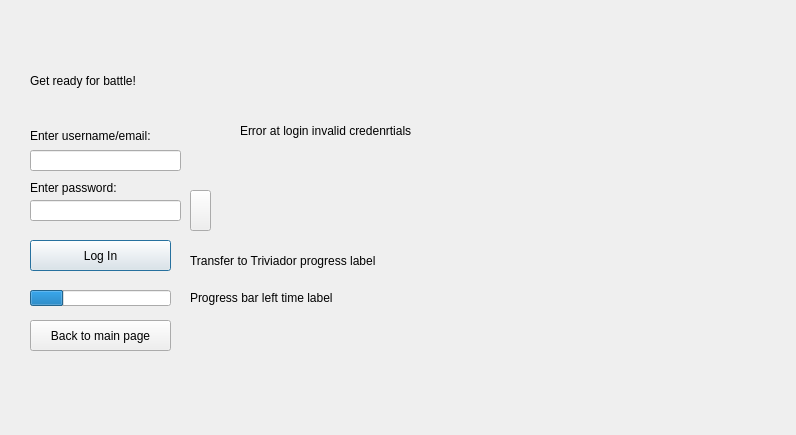
Old version of the form Triviador/Triviador/Login.ui in the repository AndreiAndreea/TriviadorMCpp.
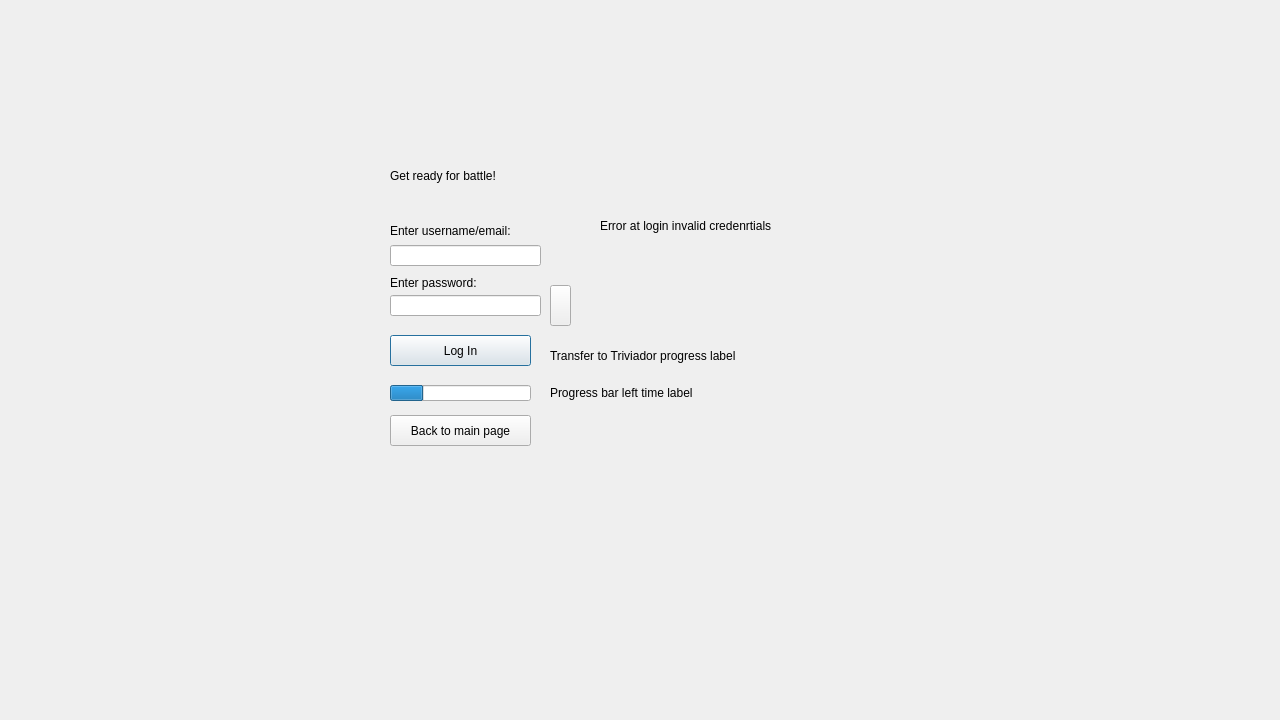
New version of the form.

The edit to the form file:
```diff
--- a/Triviador/Triviador/Login.ui
+++ b/Triviador/Triviador/Login.ui
@@ -6,77 +6,79 @@
    <rect>
     <x>0</x>
     <y>0</y>
-    <width>796</width>
-    <height>435</height>
+    <width>1280</width>
+    <height>720</height>
    </rect>
   </property>
   <property name="windowTitle">
    <string>Dialog</string>
   </property>
-  <widget class="QLabel" name="singInLabel">
+  <widget class="QStackedWidget" name="stackedWidget">
    <property name="geometry">
     <rect>
-     <x>30</x>
-     <y>70</y>
-     <width>221</width>
-     <height>21</height>
+     <x>0</x>
+     <y>0</y>
+     <width>1280</width>
+     <height>720</height>
     </rect>
    </property>
-   <property name="text">
-    <string>Get ready for battle!</string>
+   <property name="currentIndex">
+    <number>0</number>
    </property>
-  </widget>
-  <widget class="QLineEdit" name="usernameLineEdit">
+   <widget class="QWidget" name="page">
+    <widget class="QPushButton" name="loginPushButton">
    <property name="geometry">
     <rect>
-     <x>30</x>
-     <y>150</y>
-     <width>151</width>
-     <height>21</height>
-    </rect>
-   </property>
-  </widget>
-  <widget class="QLabel" name="usernameLabel">
-   <property name="geometry">
-    <rect>
-     <x>30</x>
-     <y>125</y>
-     <width>151</width>
-     <height>21</height>
-    </rect>
-   </property>
+       <x>390</x>
+       <y>335</y>
+       <width>141</width>
+       <height>31</height>
+      </rect>
+     </property>
    <property name="text">
-    <string>Enter username/email:</string>
-   </property>
-  </widget>
-  <widget class="QLabel" name="passwordLabel">
+      <string>Log In</string>
+     </property>
+     <property name="default">
+      <bool>true</bool>
+     </property>
+    </widget>
+    <widget class="QLabel" name="transferToTriviadorProgressLabel">
    <property name="geometry">
     <rect>
-     <x>30</x>
-     <y>180</y>
-     <width>111</width>
-     <height>16</height>
+       <x>550</x>
+       <y>325</y>
+       <width>251</width>
+       <height>61</height>
     </rect>
    </property>
    <property name="text">
-    <string>Enter password:</string>
-   </property>
-  </widget>
-  <widget class="QLineEdit" name="passwordLineEdit">
+      <string>Transfer to Triviador progress label</string>
+     </property>
+     <property name="alignment">
+      <set>Qt::AlignLeading|Qt::AlignLeft|Qt::AlignVCenter</set>
+     </property>
+     <property name="wordWrap">
+      <bool>true</bool>
+     </property>
+    </widget>
+    <widget class="QPushButton" name="loginBackPushButton">
    <property name="geometry">
     <rect>
-     <x>30</x>
-     <y>200</y>
-     <width>151</width>
-     <height>21</height>
-    </rect>
-   </property>
+       <x>390</x>
+       <y>415</y>
+       <width>141</width>
+       <height>31</height>
+      </rect>
+     </property>
+     <property name="text">
+      <string>Back to main page</string>
+     </property>
   </widget>
   <widget class="QPushButton" name="displayPasswordPushButton">
    <property name="geometry">
     <rect>
-     <x>190</x>
-     <y>190</y>
+       <x>550</x>
+       <y>285</y>
      <width>21</width>
      <height>41</height>
     </rect>
@@ -88,27 +90,24 @@
     <string/>
    </property>
   </widget>
-  <widget class="QPushButton" name="loginPushButton">
+    <widget class="QLabel" name="singInLabel">
    <property name="geometry">
     <rect>
-     <x>30</x>
-     <y>240</y>
-     <width>141</width>
-     <height>31</height>
+       <x>390</x>
+       <y>165</y>
+       <width>221</width>
+       <height>21</height>
     </rect>
    </property>
    <property name="text">
-    <string>Log In</string>
-   </property>
-   <property name="default">
-    <bool>true</bool>
+      <string>Get ready for battle!</string>
    </property>
   </widget>
   <widget class="QLabel" name="loginErrorLabel">
    <property name="geometry">
     <rect>
-     <x>240</x>
-     <y>90</y>
+       <x>600</x>
+       <y>185</y>
      <width>211</width>
      <height>81</height>
     </rect>
@@ -120,24 +119,24 @@
     <bool>true</bool>
    </property>
   </widget>
-  <widget class="QPushButton" name="loginBackPushButton">
+    <widget class="QLabel" name="passwordLabel">
    <property name="geometry">
     <rect>
-     <x>30</x>
-     <y>320</y>
-     <width>141</width>
-     <height>31</height>
+       <x>390</x>
+       <y>275</y>
+       <width>111</width>
+       <height>16</height>
     </rect>
    </property>
    <property name="text">
-    <string>Back to main page</string>
+      <string>Enter password:</string>
    </property>
   </widget>
   <widget class="QProgressBar" name="progressBar">
    <property name="geometry">
     <rect>
-     <x>30</x>
-     <y>290</y>
+       <x>390</x>
+       <y>385</y>
      <width>141</width>
      <height>16</height>
     </rect>
@@ -149,30 +148,21 @@
     <bool>false</bool>
    </property>
   </widget>
-  <widget class="QLabel" name="transferToTriviadorProgressLabel">
+    <widget class="QLineEdit" name="usernameLineEdit">
    <property name="geometry">
     <rect>
-     <x>190</x>
-     <y>230</y>
-     <width>251</width>
-     <height>61</height>
-    </rect>
-   </property>
-   <property name="text">
-    <string>Transfer to Triviador progress label</string>
-   </property>
-   <property name="alignment">
-    <set>Qt::AlignLeading|Qt::AlignLeft|Qt::AlignVCenter</set>
-   </property>
-   <property name="wordWrap">
-    <bool>true</bool>
-   </property>
+       <x>390</x>
+       <y>245</y>
+       <width>151</width>
+       <height>21</height>
+      </rect>
+     </property>
   </widget>
   <widget class="QLabel" name="progressBarLeftTimeLabel">
    <property name="geometry">
     <rect>
-     <x>190</x>
-     <y>290</y>
+       <x>550</x>
+       <y>385</y>
      <width>171</width>
      <height>16</height>
     </rect>
@@ -180,6 +170,31 @@
    <property name="text">
     <string>Progress bar left time label</string>
    </property>
+    </widget>
+    <widget class="QLineEdit" name="passwordLineEdit">
+     <property name="geometry">
+      <rect>
+       <x>390</x>
+       <y>295</y>
+       <width>151</width>
+       <height>21</height>
+      </rect>
+     </property>
+    </widget>
+    <widget class="QLabel" name="usernameLabel">
+     <property name="geometry">
+      <rect>
+       <x>390</x>
+       <y>220</y>
+       <width>151</width>
+       <height>21</height>
+      </rect>
+     </property>
+     <property name="text">
+      <string>Enter username/email:</string>
+     </property>
+    </widget>
+   </widget>
   </widget>
  </widget>
  <resources/>
```
Lines whose indentation alone changed are shown as unchanged.
